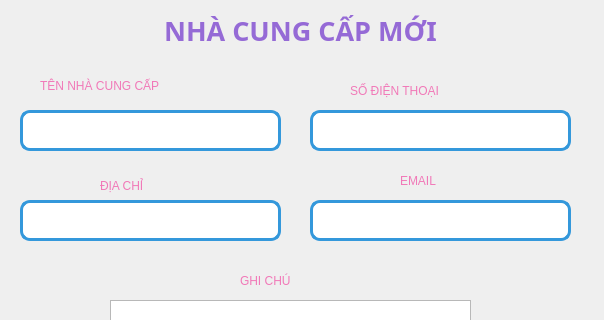
The window that NhaCungCap/themNCC.ui (minhngoc22/Pet-Store) describes before a commit, drawn with Qt 5; both pictures show x 0 to 604 and y 0 to 320 of the 604 by 535 pixel window.
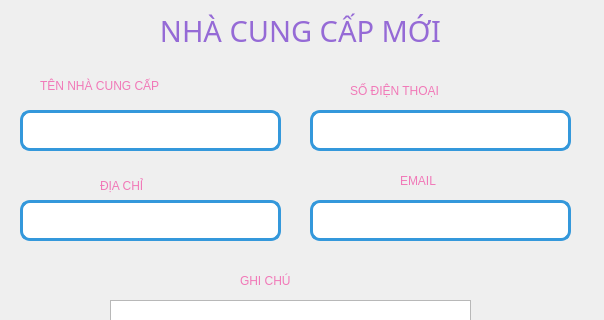
The same window after the commit.

Patch:
```diff
--- a/NhaCungCap/themNCC.ui
+++ b/NhaCungCap/themNCC.ui
@@ -25,10 +25,11 @@
     </property>
     <property name="font">
      <font>
-      <family>Arial Black</family>
-      <pointsize>20</pointsize>
-      <weight>75</weight>
-      <bold>true</bold>
+      <family>Segoe UI Black</family>
+      <pointsize>22</pointsize>
+      <weight>10</weight>
+      <italic>false</italic>
+      <bold>false</bold>
      </font>
     </property>
     <property name="styleSheet">
```
Left out of the diff: 3 changed lines with no effect on the pictures.
